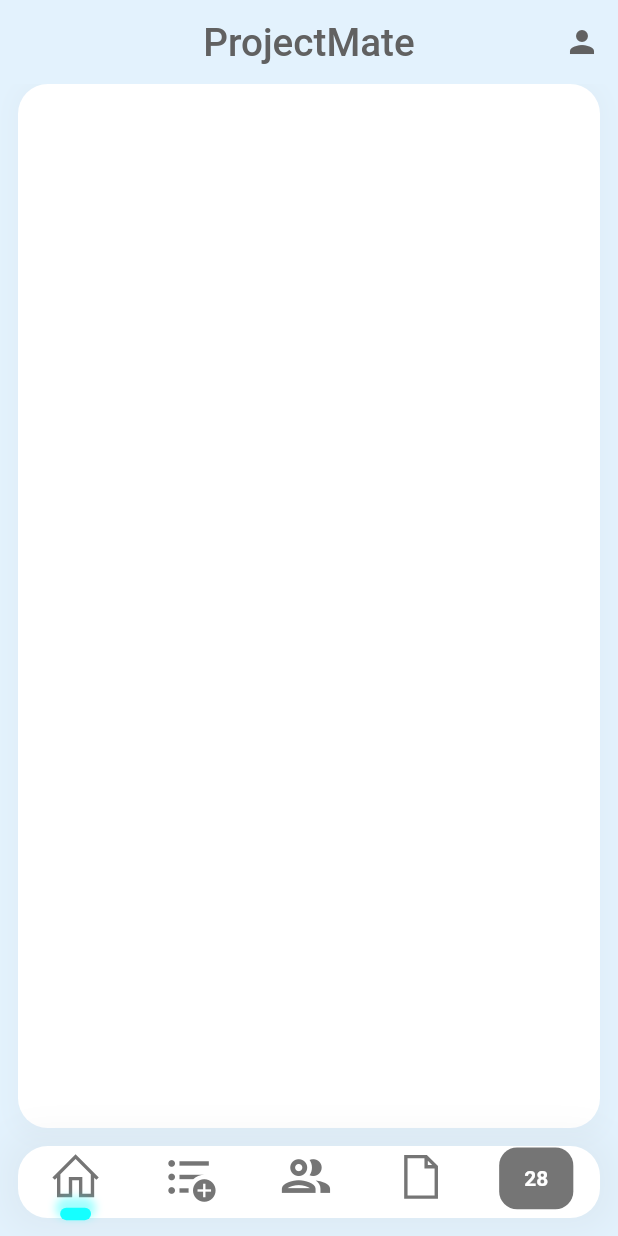
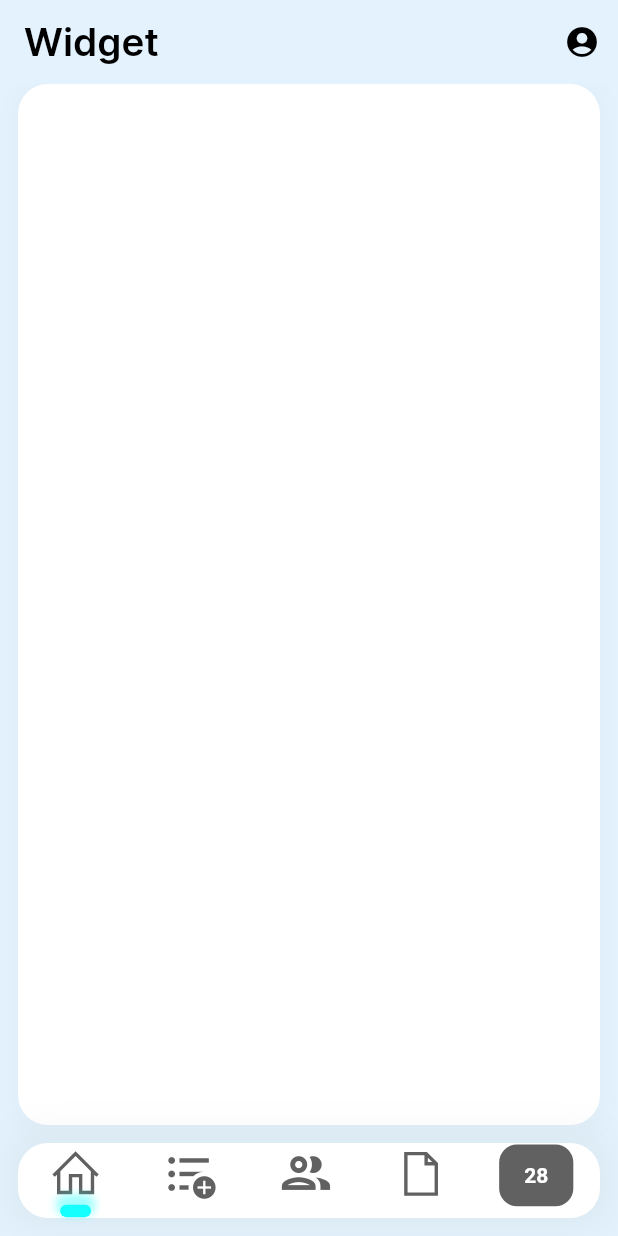
Before and after one commit to Valeron-T/ProjectMate, a Flutter app: the screen it shows after launch, on a phone screen of 412 x 824 dp. Run offline on Flutter 3.47's test engine with Material 2 defaults, Android fonts, the phone set to English and light mode, and no system bars; our stand-ins replace flutter_screenutil, get, line_icons, syncfusion_flutter_calendar.

Commit message:
Update UI styling and fonts

```diff
--- a/lib/views/Account/account.dart
+++ b/lib/views/Account/account.dart
@@ -12,7 +12,6 @@ class Account extends StatelessWidget {
           elevation: 0.0,
           backgroundColor: Colors.blue[50],
           foregroundColor: Colors.grey[700],
-          centerTitle: true,
           title: const Text("Account"),
         ),
         body: Container(
@@ -21,7 +20,10 @@ class Account extends StatelessWidget {
             mainAxisAlignment: MainAxisAlignment.center,
             children: [
               ElevatedButton(
-                  onPressed: () {}, child: const Text("Sign In with Google"))
+                  style: ElevatedButton.styleFrom(
+                      backgroundColor: Colors.blue[500]),
+                  onPressed: () {},
+                  child: const Text("Sign In with Google"))
             ],
           ),
         ),
--- a/lib/views/homepage.dart
+++ b/lib/views/homepage.dart
@@ -19,15 +19,14 @@ class _HomePageState extends State<HomePage> {
   Widget build(BuildContext context) {
     return Scaffold(
       appBar: AppBar(
-        foregroundColor: Colors.grey[700],
-        centerTitle: true,
+        foregroundColor: Colors.black,
         elevation: 0,
         backgroundColor: Colors.blue[50],
         actions: [
           IconButton(
-            icon: Icon(
-              Icons.person,
-              color: Colors.grey[700],
+            icon: const Icon(
+              Icons.account_circle_rounded,
+              color: Colors.black,
             ),
             onPressed: () {
               Get.to(() => const Account());
@@ -36,9 +35,15 @@ class _HomePageState extends State<HomePage> {
         ],
         title: Title(
           color: Colors.white,
-          child: Text(
-            "ProjectMate",
-            style: TextStyle(color: Colors.grey[700], fontSize: 20.sp),
+          child: Obx(
+            () => Text(
+              controller.pages[controller.currentIndex.value].toString(),
+              style: TextStyle(
+                  color: Colors.black,
+                  fontSize: 20.sp,
+                  fontFamily: "Inter",
+                  fontWeight: FontWeight.w600),
+            ),
           ),
         ),
       ),
@@ -50,7 +55,7 @@ class _HomePageState extends State<HomePage> {
         ),
       ),
       bottomNavigationBar: Container(
-        height: 48,
+        height: 50,
         padding: EdgeInsets.only(bottom: 0.009.sh, right: 0.01.sw),
         margin: const EdgeInsets.only(left: 12.0, right: 12.0, bottom: 12.0),
         decoration: BoxDecoration(boxShadow: [
@@ -89,7 +94,7 @@ class _HomePageState extends State<HomePage> {
                         },
                         icon: Icon(
                           LineIcons.home,
-                          color: Colors.grey[600],
+                          color: Colors.grey[700],
                           size: 28.sp,
                         ),
                       ),
@@ -140,7 +145,7 @@ class _HomePageState extends State<HomePage> {
                         },
                         icon: Icon(
                           Icons.format_list_bulleted_add,
-                          color: Colors.grey[600],
+                          color: Colors.grey[700],
                           size: 28.sp,
                         ),
                       ),
@@ -191,7 +196,7 @@ class _HomePageState extends State<HomePage> {
                         },
                         icon: Icon(
                           Icons.group_outlined,
-                          color: Colors.grey[600],
+                          color: Colors.grey[700],
                           size: 30.sp,
                         ),
                       ),
@@ -242,7 +247,7 @@ class _HomePageState extends State<HomePage> {
                         },
                         icon: Icon(
                           LineIcons.file,
-                          color: Colors.grey[600],
+                          color: Colors.grey[700],
                           size: 28.sp,
                         ),
                       ),
@@ -287,7 +292,7 @@ class _HomePageState extends State<HomePage> {
                         height: 0.05.sh,
                         width: 0.12.sw,
                         decoration: BoxDecoration(
-                            color: Colors.grey[600],
+                            color: Colors.grey[700],
                             borderRadius: BorderRadius.circular(6.dg)),
                         child: Text(
                           DateTime.now().day.toString(),
```
Also changed, not shown: pubspec.yaml (+11 -0 lines), assets/fonts/Inter/Inter-Black.ttf (added), assets/fonts/Inter/Inter-Bold.ttf (added), assets/fonts/Inter/Inter-ExtraBold.ttf (added), assets/fonts/Inter/Inter-ExtraLight.ttf (added), assets/fonts/Inter/Inter-Light.ttf (added), assets/fonts/Inter/Inter-Medium.ttf (added), assets/fonts/Inter/Inter-Regular.ttf (added), assets/fonts/Inter/Inter-SemiBold.ttf (added), assets/fonts/Inter/Inter-Thin.ttf (added).
